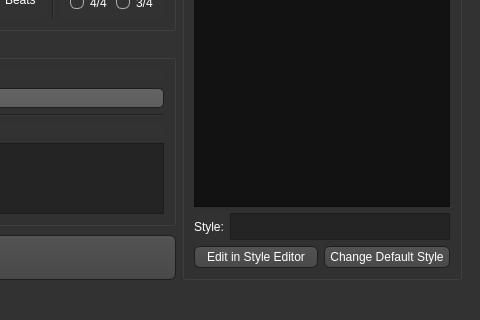
The window that WiiMusicPlus.ui (BenjaminHalko/WiiMusicEditorPlus) describes before a commit, drawn with Qt 5; both pictures show x 365 to 845 and y 253 to 573 of the 845 by 573 pixel window.
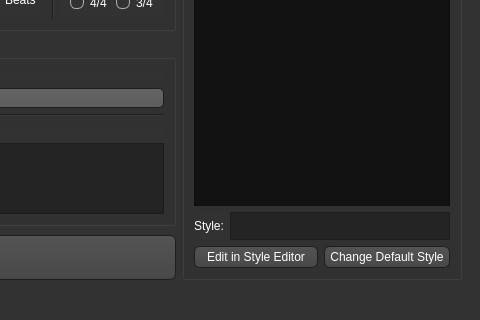
The same window after the commit. The open tabs and pages were chosen to show the change. Icons and pictures are not drawn.

Diff of the .ui file:
```diff
--- a/WiiMusicPlus.ui
+++ b/WiiMusicPlus.ui
@@ -2095,11 +2095,6 @@
                    <verstretch>0</verstretch>
                   </sizepolicy>
                  </property>
-                 <property name="font">
-                  <font>
-                   <pointsize>8</pointsize>
-                  </font>
-                 </property>
                  <property name="acceptDrops">
                   <bool>true</bool>
                  </property>
```
